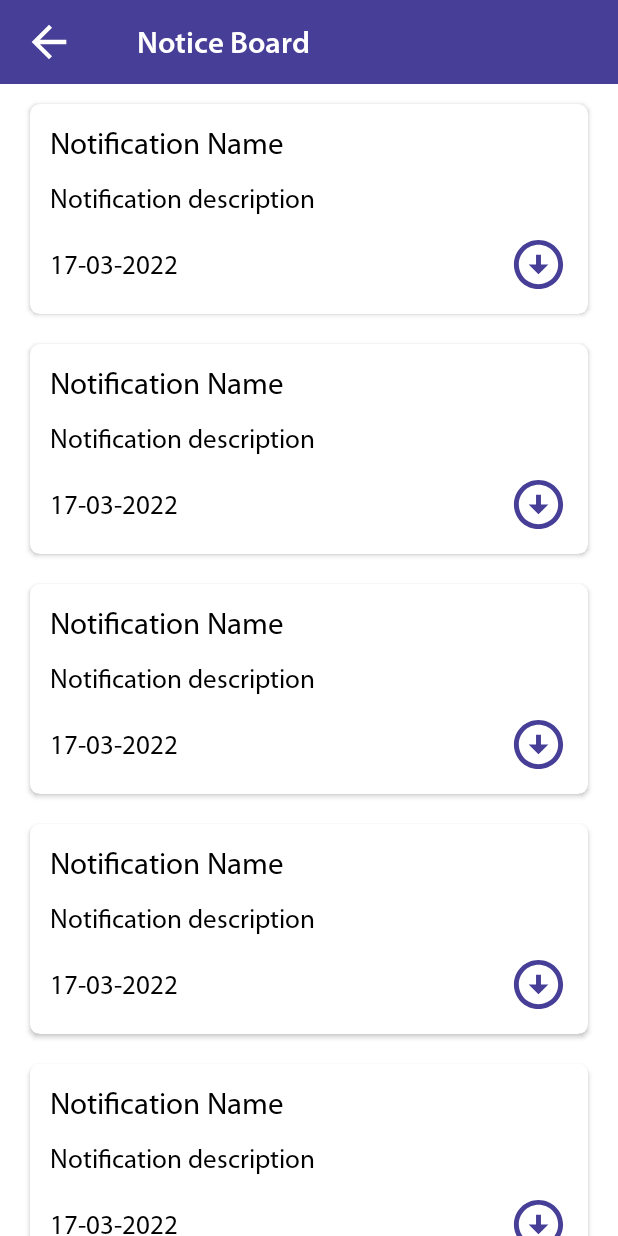
After one commit to ivishnusaini/Edulexa, an Android app: the NoticeBoardStudentActivity screen opened directly, with no data from a screen before it, on a phone screen of 412 x 824 dp. The commit adds this screen. Run offline under Robolectric (Android 15) with nearby library versions, the phone set to English and light mode, and no system bars; our stand-ins replace sdp/ssp sizes.

Commit message:
1. Student : Report Card and NoticeBoard Ui Done

```diff
--- a/app/src/main/AndroidManifest.xml
+++ b/app/src/main/AndroidManifest.xml
@@ -14,6 +14,12 @@
         android:supportsRtl="true"
         android:theme="@style/Theme.Edulexa"
         android:usesCleartextTraffic="true">
+        <activity
+            android:name=".activity.student.noticeboard.activity.NoticeBoardStudentActivity"
+            android:exported="false" />
+        <activity
+            android:name=".activity.student.report_card.activity.ReportCardStudentActivity"
+            android:exported="false" />
         <activity
             android:name=".activity.student.examination.activity.ExamStudentActivity"
             android:exported="false" />
--- /dev/null
+++ b/app/src/main/java/com/edulexa/activity/student/noticeboard/activity/NoticeBoardStudentActivity.kt
@@ -0,0 +1,46 @@
+package com.edulexa.activity.student.noticeboard.activity
+
+import android.app.Activity
+import androidx.appcompat.app.AppCompatActivity
+import android.os.Bundle
+import android.view.View
+import androidx.recyclerview.widget.LinearLayoutManager
+import androidx.recyclerview.widget.RecyclerView
+import com.edulexa.R
+import com.edulexa.activity.student.noticeboard.adapter.NoticeBoardAdapter
+import com.edulexa.databinding.ActivityNoticeboardStudentBinding
+
+class NoticeBoardStudentActivity : AppCompatActivity(), View.OnClickListener {
+    var mActivity: Activity? = null
+    var binding: ActivityNoticeboardStudentBinding? = null
+    override fun onCreate(savedInstanceState: Bundle?) {
+        super.onCreate(savedInstanceState)
+        binding = ActivityNoticeboardStudentBinding.inflate(layoutInflater)
+        setContentView(binding!!.root)
+        init()
+    }
+
+    private fun init() {
+        mActivity = this
+        setUpClickListener()
+        setUpExamList()
+    }
+
+    private fun setUpClickListener() {
+        binding!!.ivBack.setOnClickListener(this)
+    }
+
+    private fun setUpExamList() {
+        binding!!.recyclerViewNoticeBoard.layoutManager = LinearLayoutManager(
+            mActivity!!,
+            RecyclerView.VERTICAL, false
+        )
+        binding!!.recyclerViewNoticeBoard.adapter = NoticeBoardAdapter(mActivity!!)
+    }
+
+    override fun onClick(view: View?) {
+        val id = view!!.id
+        if (id == R.id.iv_back)
+            finish()
+    }
+}
--- /dev/null
+++ b/app/src/main/java/com/edulexa/activity/student/noticeboard/adapter/NoticeBoardAdapter.kt
@@ -0,0 +1,53 @@
+package com.edulexa.activity.student.noticeboard.adapter
+
+import android.app.Activity
+import android.content.Intent
+import android.view.LayoutInflater
+import android.view.View
+import android.view.ViewGroup
+import android.widget.TextView
+import androidx.recyclerview.widget.RecyclerView
+import com.edulexa.R
+import com.edulexa.activity.student.attendance.activity.AttendanceStudentActivity
+import com.edulexa.activity.student.dashboard.activity.DashboardStudentActivity
+import com.edulexa.activity.student.fee.activity.FeeStudentActivity
+import com.edulexa.activity.student.homework.activity.HomeworkStudentActivity
+
+class NoticeBoardAdapter(context: Activity) :
+    RecyclerView.Adapter<NoticeBoardAdapter.ViewHolder>() {
+    var context: Activity? = null
+
+    init {
+        this.context = context
+    }
+
+    override fun onCreateViewHolder(
+        parent: ViewGroup,
+        viewType: Int
+    ): ViewHolder {
+        val itemView: View =
+            LayoutInflater.from(parent.context)
+                .inflate(R.layout.item_student_notice_board, parent, false)
+        return ViewHolder(itemView)
+    }
+
+    override fun onBindViewHolder(viewHolder: ViewHolder, position: Int) {
+        try {
+
+        } catch (e: Exception) {
+            e.printStackTrace()
+        }
+    }
+
+    override fun getItemCount(): Int {
+        return 10;
+    }
+
+    class ViewHolder(itemView: View) : RecyclerView.ViewHolder(itemView) {
+        var tvReportCardName: TextView? = null
+
+        init {
+            tvReportCardName = itemView.findViewById(R.id.tv_report_card_name)
+        }
+    }
+}
--- /dev/null
+++ b/app/src/main/res/drawable/ic_download_with_circle.xml
@@ -0,0 +1,10 @@
+<vector xmlns:android="http://schemas.android.com/apk/res/android"
+    android:width="24dp"
+    android:height="24dp"
+    android:viewportWidth="24"
+    android:viewportHeight="24"
+    android:tint="@color/colorPrimary">
+  <path
+      android:fillColor="@android:color/white"
+      android:pathData="M12,4c4.41,0 8,3.59 8,8s-3.59,8 -8,8s-8,-3.59 -8,-8S7.59,4 12,4M12,2C6.48,2 2,6.48 2,12c0,5.52 4.48,10 10,10c5.52,0 10,-4.48 10,-10C22,6.48 17.52,2 12,2L12,2zM13,12l0,-4h-2l0,4H8l4,4l4,-4H13z"/>
+</vector>
--- /dev/null
+++ b/app/src/main/res/layout/activity_noticeboard_student.xml
@@ -0,0 +1,43 @@
+<?xml version="1.0" encoding="utf-8"?>
+<LinearLayout xmlns:android="http://schemas.android.com/apk/res/android"
+    xmlns:tools="http://schemas.android.com/tools"
+    android:layout_width="match_parent"
+    android:layout_height="match_parent"
+    android:orientation="vertical"
+    tools:context=".activity.student.noticeboard.activity.NoticeBoardStudentActivity">
+
+    <RelativeLayout
+        android:id="@+id/fee_header_lay"
+        android:layout_width="match_parent"
+        android:layout_height="?actionBarSize"
+        android:background="@color/colorPrimary">
+
+        <ImageView
+            android:id="@+id/iv_back"
+            android:layout_width="@dimen/_50sdp"
+            android:layout_height="match_parent"
+            android:contentDescription="@string/app_name"
+            android:padding="@dimen/_8sdp"
+            android:src="@drawable/ic_back_white" />
+
+        <com.agot.views.MediumTextView
+            android:layout_width="wrap_content"
+            android:layout_height="wrap_content"
+            android:layout_centerVertical="true"
+            android:layout_marginStart="@dimen/_20sdp"
+            android:layout_toEndOf="@+id/iv_back"
+            android:text="@string/notice_board_student"
+            android:textColor="@color/white"
+            android:textSize="@dimen/_16ssp" />
+
+
+    </RelativeLayout>
+
+    <androidx.recyclerview.widget.RecyclerView
+        android:id="@+id/recycler_view_notice_board"
+        android:layout_width="match_parent"
+        android:layout_height="wrap_content"
+        android:layout_marginStart="@dimen/_5sdp"
+        android:layout_marginEnd="@dimen/_5sdp"/>
+
+</LinearLayout>
--- /dev/null
+++ b/app/src/main/res/layout/item_student_notice_board.xml
@@ -0,0 +1,61 @@
+<?xml version="1.0" encoding="utf-8"?>
+<androidx.cardview.widget.CardView xmlns:android="http://schemas.android.com/apk/res/android"
+    android:layout_width="match_parent"
+    android:layout_height="wrap_content"
+    xmlns:app="http://schemas.android.com/apk/res-auto"
+    android:layout_marginStart="@dimen/_10sdp"
+    android:layout_marginTop="@dimen/_10sdp"
+    android:layout_marginEnd="@dimen/_10sdp"
+    android:layout_marginBottom="@dimen/_5sdp"
+    app:cardCornerRadius="@dimen/_5sdp"
+    android:orientation="vertical">
+
+    <LinearLayout
+        android:layout_width="match_parent"
+        android:layout_height="wrap_content"
+        android:orientation="vertical"
+        android:padding="@dimen/_10sdp">
+
+        <com.agot.views.RegularTextView
+            android:id="@+id/tv_notification_name"
+            android:layout_width="wrap_content"
+            android:layout_height="wrap_content"
+            android:text="Notification Name"
+            android:textColor="@color/primaray_text_color"
+            android:textSize="@dimen/_16ssp" />
+
+        <com.agot.views.RegularTextView
+            android:id="@+id/tv_notification_description"
+            android:layout_width="wrap_content"
+            android:layout_height="wrap_content"
+            android:layout_marginTop="@dimen/_10sdp"
+            android:text="Notification description"
+            android:textColor="@color/primaray_text_color"
+            android:textSize="@dimen/_14ssp" />
+
+        <RelativeLayout
+            android:layout_width="match_parent"
+            android:layout_height="wrap_content"
+            android:layout_marginTop="@dimen/_10sdp">
+
+            <com.agot.views.RegularTextView
+                android:id="@+id/tv_notification_date"
+                android:layout_width="wrap_content"
+                android:layout_height="wrap_content"
+                android:layout_centerVertical="true"
+                android:text="17-03-2022"
+                android:textColor="@color/primaray_text_color"
+                android:textSize="@dimen/_14ssp" />
+
+            <ImageView
+                android:layout_width="@dimen/_30sdp"
+                android:layout_height="@dimen/_30sdp"
+                android:layout_alignParentEnd="true"
+                android:background="@drawable/ic_download_with_circle"
+                android:contentDescription="@string/app_name" />
+
+        </RelativeLayout>
+
+    </LinearLayout>
+
+</androidx.cardview.widget.CardView>
--- a/app/src/main/res/values/strings.xml
+++ b/app/src/main/res/values/strings.xml
@@ -44,4 +44,10 @@
     <!--Examination Student Screen-->
     <string name="exam_student">Exam</string>
 
+    <!--Report Card Student Screen-->
+    <string name="report_card_student">Report Card</string>
+
+    <!--NoticeBoard Student Screen-->
+    <string name="notice_board_student">Notice Board</string>
+
 </resources>
```
Also changed, not shown: app/src/main/java/com/edulexa/activity/student/dashboard/adapter/DashboardStudentAdapter.kt (+8 -1 lines), app/src/main/java/com/edulexa/activity/student/report_card/activity/ReportCardStudentActivity.kt (added, +40 -0 lines), app/src/main/java/com/edulexa/activity/student/report_card/adapter/ReportCardAdapter.kt (added, +53 -0 lines), app/src/main/res/layout/activity_report_card_student.xml (added, +43 -0 lines), app/src/main/res/layout/item_student_report_card.xml (added, +29 -0 lines).
